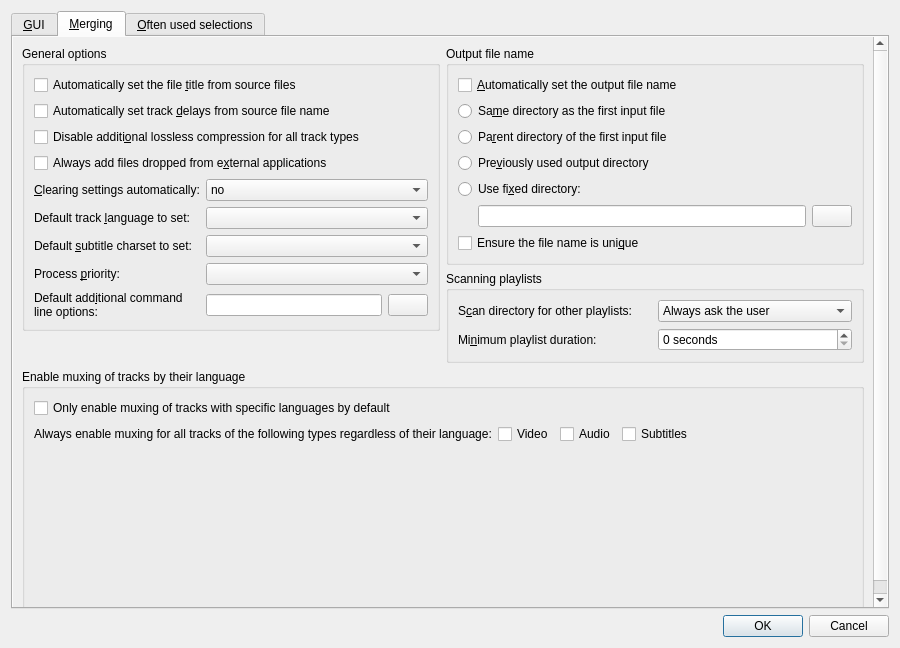
The window that src/mkvtoolnix-gui/forms/main_window/preferences_dialog.ui (jpsdr/MKVToolnix-Windows-7) describes before a commit, drawn with Qt 5.
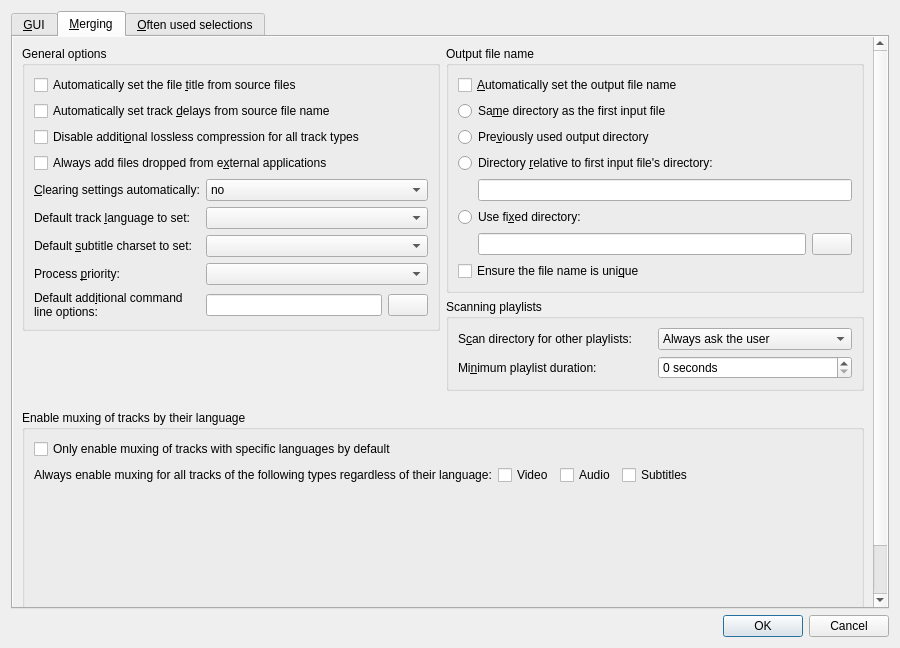
The same window after the commit. The open tabs and pages were chosen to show the change. Icons and pictures are not drawn. Custom widgets are drawn as their Qt base class.

Commit message:
GUI: add »relative to first input« mode for auto-setting output file name
Implements #1261.

Diff of the .ui file:
```diff
--- a/src/mkvtoolnix-gui/forms/main_window/preferences_dialog.ui
+++ b/src/mkvtoolnix-gui/forms/main_window/preferences_dialog.ui
@@ -477,13 +477,6 @@
                     </property>
                    </widget>
                   </item>
-                  <item>
-                   <widget class="QRadioButton" name="rbMAutoSetParentDirectory">
-                    <property name="text">
-                     <string>Pa&amp;rent directory of the first input file</string>
-                    </property>
-                   </widget>
-                  </item>
                   <item>
                    <widget class="QRadioButton" name="rbMAutoSetPreviousDirectory">
                     <property name="text">
@@ -491,6 +484,36 @@
                     </property>
                    </widget>
                   </item>
+                  <item>
+                   <widget class="QRadioButton" name="rbMAutoSetRelativeDirectory">
+                    <property name="text">
+                     <string>Directory &amp;relative to first input file's directory:</string>
+                    </property>
+                   </widget>
+                  </item>
+                  <item>
+                   <layout class="QHBoxLayout" name="horizontalLayout_7">
+                    <item>
+                     <spacer name="horizontalSpacer_4">
+                      <property name="orientation">
+                       <enum>Qt::Horizontal</enum>
+                      </property>
+                      <property name="sizeType">
+                       <enum>QSizePolicy::Fixed</enum>
+                      </property>
+                      <property name="sizeHint" stdset="0">
+                       <size>
+                        <width>20</width>
+                        <height>20</height>
+                       </size>
+                      </property>
+                     </spacer>
+                    </item>
+                    <item>
+                     <widget class="QLineEdit" name="leMAutoSetRelativeDirectory"/>
+                    </item>
+                   </layout>
+                  </item>
                   <item>
                    <widget class="QRadioButton" name="rbMAutoSetFixedDirectory">
                     <property name="text">
@@ -617,7 +640,7 @@
                  <property name="sizeHint" stdset="0">
                   <size>
                    <width>20</width>
-                   <height>0</height>
+                   <height>13</height>
                   </size>
                  </property>
                 </spacer>
```
Left out of the diff: 13 changed lines with no effect on the pictures. The commit also changes 5 other files.
